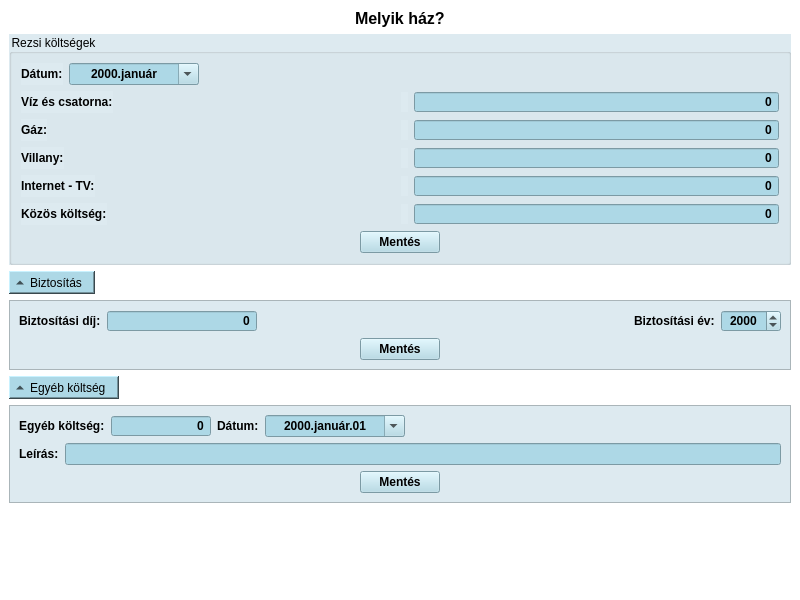
Qt form FamilyFinancies/activityhouse.ui (DannyFreecs/FamilyBudgetSimple) before a commit.
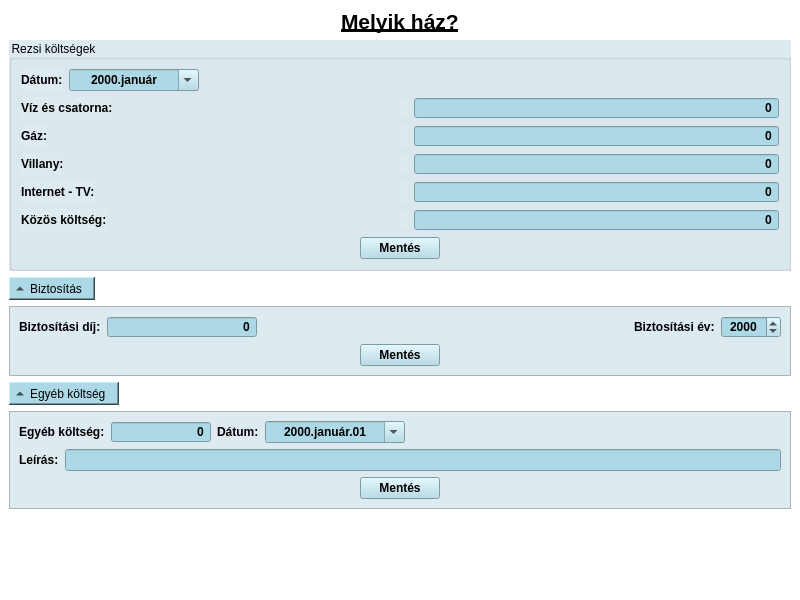
The same form after that commit. Icons and pictures are not drawn. Custom widgets are drawn as their Qt base class.

```diff
--- a/FamilyFinancies/activityhouse.ui
+++ b/FamilyFinancies/activityhouse.ui
@@ -31,8 +31,9 @@
      <widget class="QLabel" name="labelAddress">
       <property name="font">
        <font>
-        <pointsize>12</pointsize>
+        <pointsize>16</pointsize>
         <bold>true</bold>
+        <underline>true</underline>
        </font>
       </property>
       <property name="text">
```
